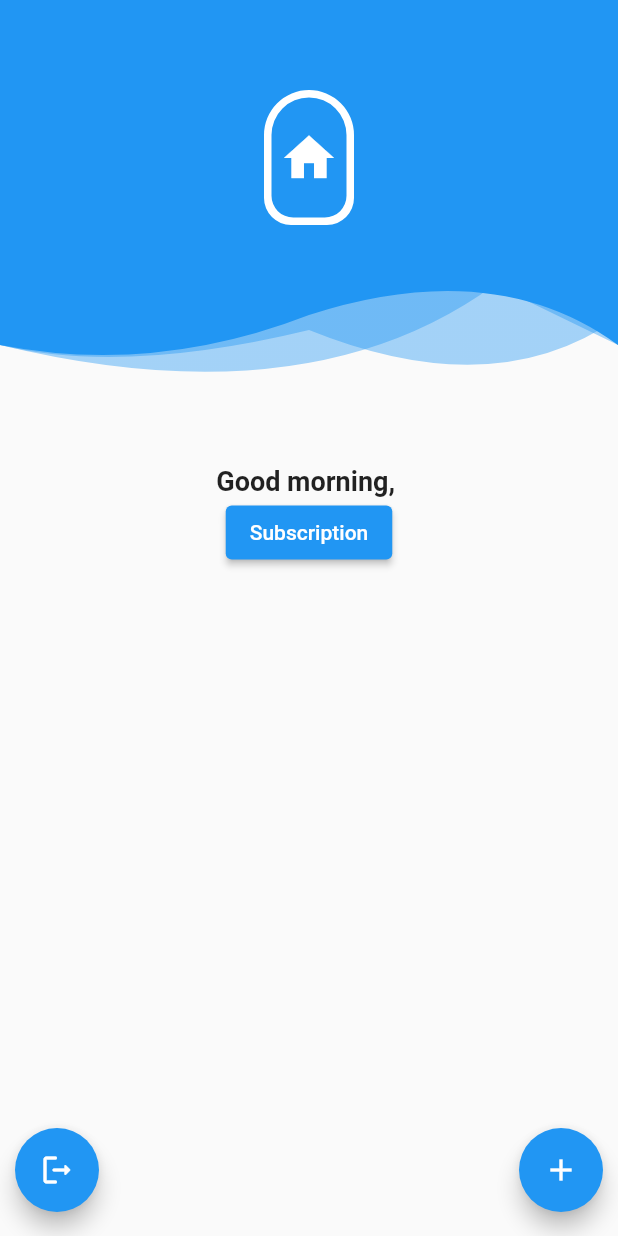
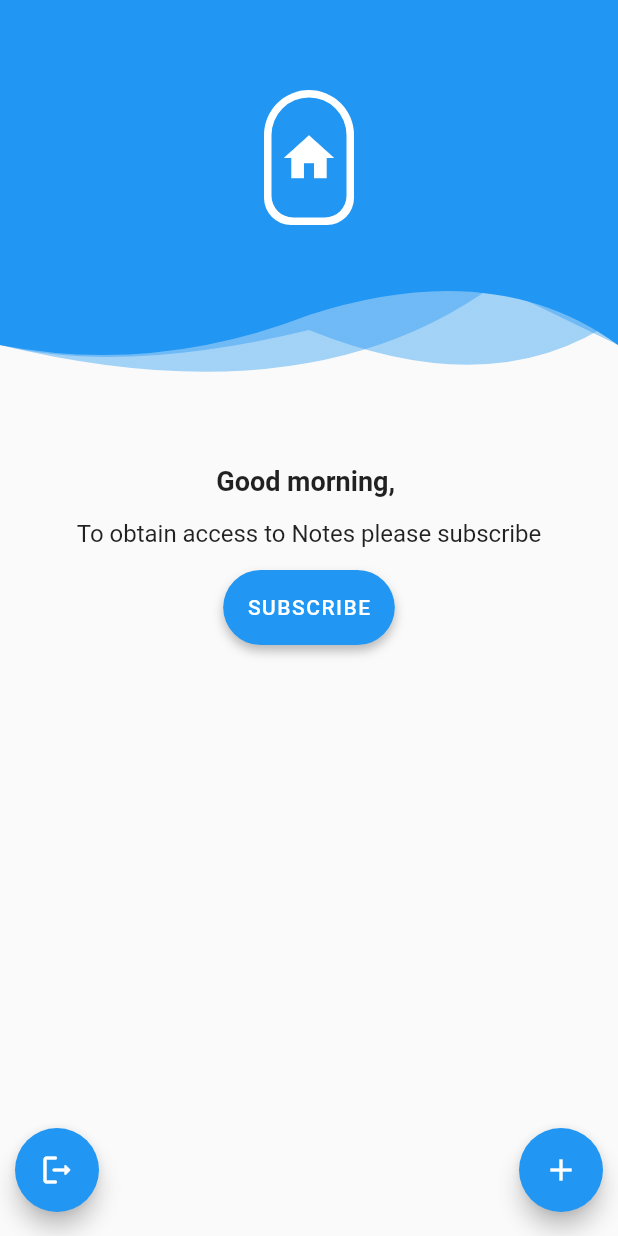
Before and after one commit to Melamorri/homework, a Flutter app: the GreetingPage screen opened by its route, on a phone screen of 412 x 824 dp. Run offline on Flutter 3.47's test engine with Material 2 defaults, Android fonts, the phone set to English and light mode, and no system bars; our stand-ins replace firebase_auth, firebase_core, firebase_database, hexcolor, responsive_sizer; missing offline and left inert: flutter_stripe, material_color_generator; accounts and stored records are empty; Roboto replaces fonts that are missing (Poppins).

```diff
--- a/lib/pages/greeting_page.dart
+++ b/lib/pages/greeting_page.dart
@@ -1,5 +1,6 @@
 import 'package:firebase_auth/firebase_auth.dart';
 import 'package:flutter/material.dart';
+import '../custom_style.dart';
 import '../firebase_helper.dart';
 import '../stripe_helper.dart';
 import '../widgets/header_widget.dart';
@@ -93,7 +94,9 @@ class _GreetingPageState extends State<GreetingPage> {
     });
   }
 
-  Future _showDialog(String title, String name, void Function(String) onPressed, String buttonName) => showGeneralDialog(
+  Future _showDialog(String title, String name, void Function(String) onPressed,
+          String buttonName) =>
+      showGeneralDialog(
         context: context,
         barrierDismissible: false,
         transitionBuilder: (context, a1, a2, widget) {
@@ -139,9 +142,11 @@ class _GreetingPageState extends State<GreetingPage> {
           return Text('data');
         },
       );
+
   onPressedWrite(String note) {
     FirebaseHelper.write(note);
   }
+
   /*void Function(String) onPressedUpdate(int oldNoteIdx) {
     return (newNote) {
       FirebaseHelper.removeNote(oldNoteIdx);
@@ -149,7 +154,7 @@ class _GreetingPageState extends State<GreetingPage> {
     };
   }*/
 
- List <Widget> _notes() => [
+  List<Widget> _notes() => [
         Expanded(
           child: ListView.separated(
               itemBuilder: (_, i) => ListTile(
@@ -159,7 +164,7 @@ class _GreetingPageState extends State<GreetingPage> {
                     children: <Widget>[
                       IconButton(
                           onPressed: () async {
-                        _showDialog('Edit note','New name', (newText) {
+                            _showDialog('Edit note', 'New name', (newText) {
                               FirebaseHelper.updateNote(i, newText);
                             }, 'Edit');
                           },
@@ -179,10 +184,20 @@ class _GreetingPageState extends State<GreetingPage> {
       ];
 
   Widget _payment() {
-    return ElevatedButton(
+    return Padding(
+        padding: const EdgeInsets.symmetric(vertical: 15, horizontal: 15),
+        child: Column(
+          children: [
+            const Text('To obtain access to Notes please subscribe', style: TextStyle(fontSize: 16),),
+            const SizedBox(height: 15,),
+            Container(
+              decoration: CustomDecoration.buttonDecoration(context),
+              child: ElevatedButton(
+                style: CustomDecoration().buttonStyle(),
                 onPressed: () {
                   StripeHelper.initPaymentSheet(
-            email: FirebaseAuth.instance.currentUser?.email ?? 'cr.olich@gmail.com',
+                      email: FirebaseAuth.instance.currentUser?.email ??
+                          'cr.olich@gmail.com',
                       amount: 500,
                       onSuccess: () async {
                         ScaffoldMessenger.of(context).showSnackBar(
@@ -199,7 +214,10 @@ class _GreetingPageState extends State<GreetingPage> {
                         );
                       });
                 },
-      child: const Text('Subscription'),
-    );
+                child:  Text('Subscribe'.toUpperCase(), style: TextStyle(letterSpacing: 1, color: Colors.white),),
+              )
+            ),
+          ],
+        ));
   }
 }
--- a/lib/pages/registration_page.dart
+++ b/lib/pages/registration_page.dart
@@ -183,6 +183,7 @@ class _RegistrationPageState extends State<RegistrationPage> {
                               child: Text(
                                 "Sign Up".toUpperCase(),
                                 style: const TextStyle(
+                                  letterSpacing: 1,
                                   fontSize: 20,
                                   fontWeight: FontWeight.bold,
                                   color: Colors.white,
--- a/lib/stripe_helper.dart
+++ b/lib/stripe_helper.dart
@@ -5,7 +5,7 @@ import 'package:flutter/material.dart';
 import 'package:flutter_stripe/flutter_stripe.dart';
 import 'package:http/http.dart' as http;
 
-const url = "https://us-central1-example-ed4df.cloudfunctions.net/stripePaymentIntentRequest";
+const url = "https://us-central1-myfirebaseapp-9927e.cloudfunctions.net/stripePaymentIntentRequest";
 
 class StripeHelper {
   static Future<void> initPaymentSheet({
```
Also changed, not shown: theory.txt (+22 -0 lines). Lines whose indentation alone changed are shown as unchanged.
